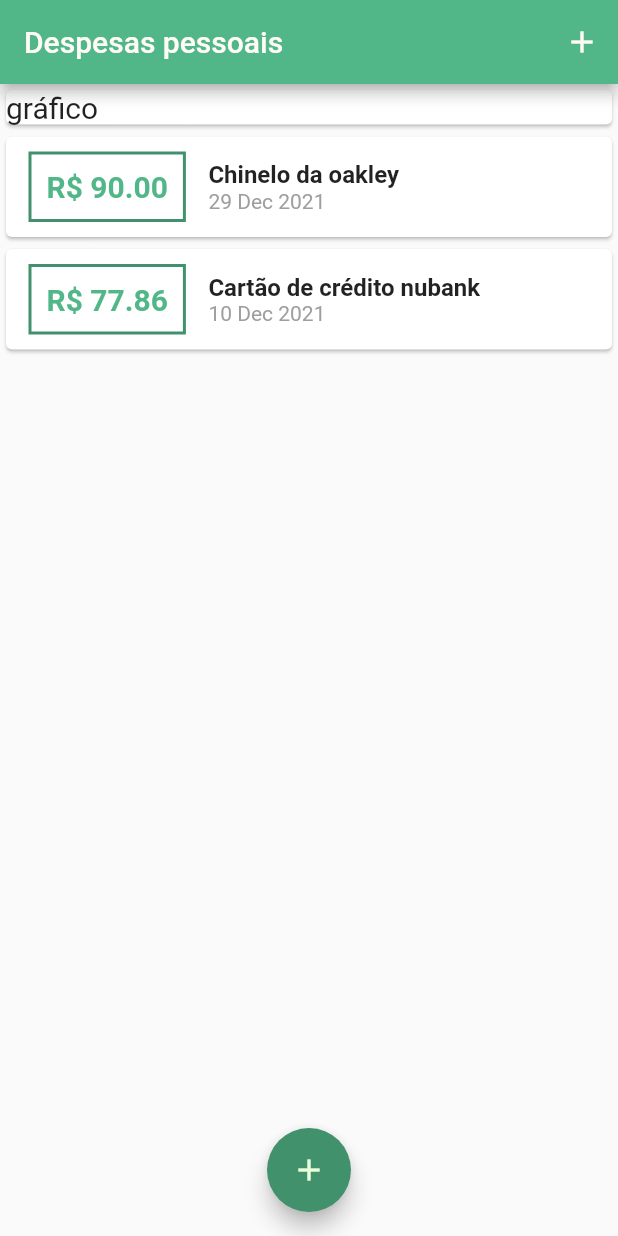
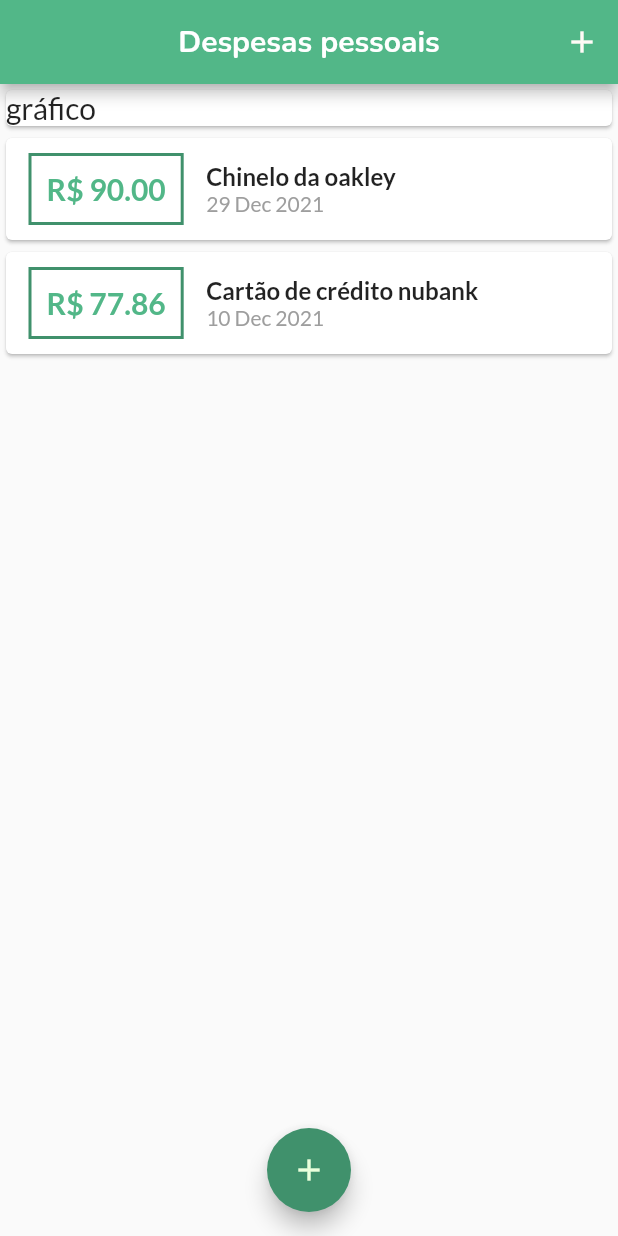
Before and after one commit to 5gMurilo/despesasPessoais, a Flutter app: the screen it shows after launch, on a phone screen of 412 x 824 dp. Run offline on Flutter 3.47's test engine with Material 2 defaults, Android fonts, the phone set to English and light mode, and no system bars.

Commit message:
Custom fonts

```diff
--- a/lib/main.dart
+++ b/lib/main.dart
@@ -22,6 +22,19 @@ class ExpensesApp extends StatelessWidget {
           onPrimary: Color.fromARGB(255, 255, 250, 246),
           secondary: Color.fromARGB(255, 64, 145, 108),
           onSecondary: Color.fromARGB(255, 234, 255, 220),
+        ),
+        fontFamily: 'Lato',
+        appBarTheme: AppBarTheme(
+          toolbarTextStyle: ThemeData.light().textTheme.copyWith().bodyText1,
+          titleTextStyle: ThemeData.light()
+              .textTheme
+              .copyWith(
+                headline6: TextStyle(
+                  fontFamily: 'Nunito',
+                  fontSize: 20,
+                ),
+              )
+              .headline6,
         ),
       ),
     );
@@ -75,7 +88,14 @@ class _MyHomePageState extends State<MyHomePage> {
   Widget build(BuildContext context) {
     return Scaffold(
       appBar: AppBar(
-        title: Text(_appTitle),
+        centerTitle: true,
+        title: Text(
+          _appTitle,
+          style: const TextStyle(
+            fontFamily: 'Nunito',
+            fontWeight: FontWeight.bold,
+          ),
+        ),
         backgroundColor: Theme.of(context).colorScheme.primary,
         actions: [
           IconButton(
```
Also changed, not shown: pubspec.yaml (+11 -6 lines), assets/fonts/Lato-Bold.ttf (added), assets/fonts/Lato-Regular.ttf (added), assets/fonts/Nunito-Bold.ttf (added), assets/fonts/Nunito-Regular.ttf (added).
